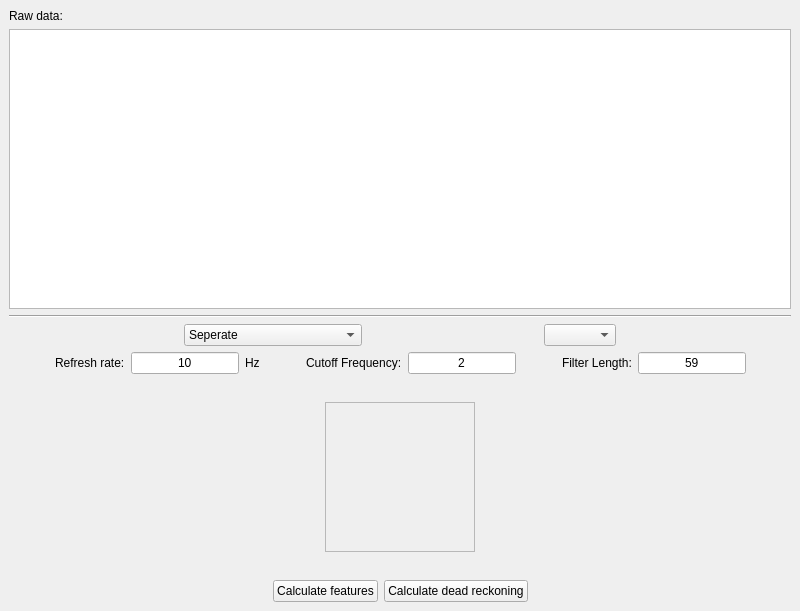
Before: the Qt Designer form src/pyAnimalTrack/ui/View/DataImportWindow.ui in davemccormick/pyAnimalTrack, drawn with Qt 5.
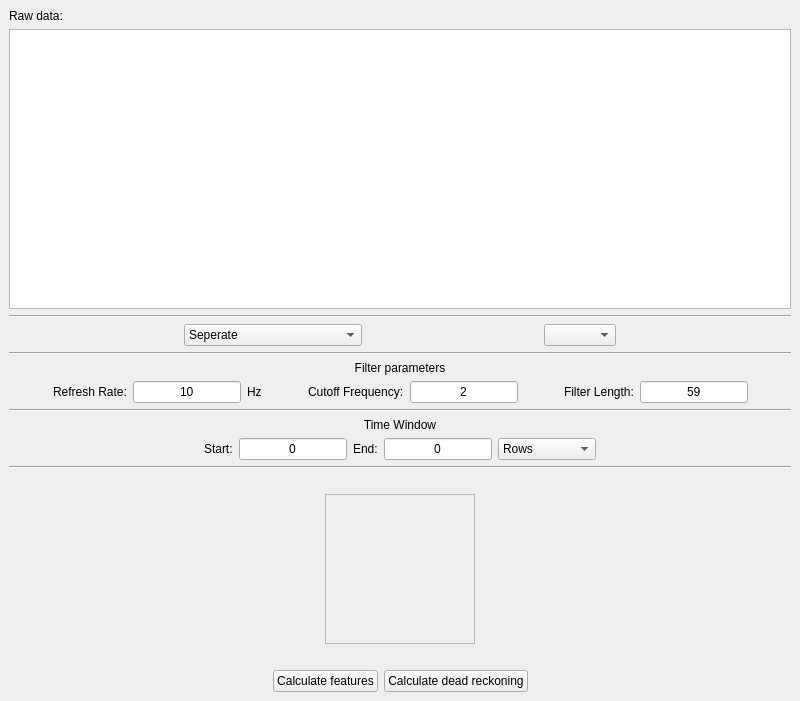
After: the same form once the commit is applied.

Commit message: Implemented time epochs. Redid it from the backend version, as it was easier to do on the frontend.

```diff
--- a/src/pyAnimalTrack/ui/View/DataImportWindow.ui
+++ b/src/pyAnimalTrack/ui/View/DataImportWindow.ui
@@ -7,7 +7,7 @@
     <x>0</x>
     <y>0</y>
     <width>800</width>
-    <height>611</height>
+    <height>701</height>
    </rect>
   </property>
   <property name="windowTitle">
@@ -151,6 +151,23 @@
         </item>
        </layout>
       </item>
+      <item>
+       <widget class="Line" name="line_3">
+        <property name="orientation">
+         <enum>Qt::Horizontal</enum>
+        </property>
+       </widget>
+      </item>
+      <item>
+       <widget class="QLabel" name="label_4">
+        <property name="text">
+         <string>Filter parameters</string>
+        </property>
+        <property name="alignment">
+         <set>Qt::AlignCenter</set>
+        </property>
+       </widget>
+      </item>
       <item>
        <layout class="QHBoxLayout" name="horizontalLayout">
         <item>
@@ -175,7 +192,7 @@
            </sizepolicy>
           </property>
           <property name="text">
-           <string>Refresh rate:</string>
+           <string>Refresh Rate:</string>
           </property>
           <property name="alignment">
            <set>Qt::AlignBottom|Qt::AlignLeading|Qt::AlignLeft</set>
@@ -313,6 +330,135 @@
         </item>
        </layout>
       </item>
+      <item>
+       <widget class="Line" name="line_4">
+        <property name="orientation">
+         <enum>Qt::Horizontal</enum>
+        </property>
+       </widget>
+      </item>
+      <item>
+       <widget class="QLabel" name="label_7">
+        <property name="text">
+         <string>Time Window</string>
+        </property>
+        <property name="alignment">
+         <set>Qt::AlignCenter</set>
+        </property>
+       </widget>
+      </item>
+      <item>
+       <layout class="QHBoxLayout" name="horizontalLayout_epoch">
+        <item>
+         <spacer name="horizontalSpacer">
+          <property name="orientation">
+           <enum>Qt::Horizontal</enum>
+          </property>
+          <property name="sizeType">
+           <enum>QSizePolicy::Expanding</enum>
+          </property>
+          <property name="sizeHint" stdset="0">
+           <size>
+            <width>40</width>
+            <height>20</height>
+           </size>
+          </property>
+         </spacer>
+        </item>
+        <item>
+         <widget class="QLabel" name="label_5">
+          <property name="sizePolicy">
+           <sizepolicy hsizetype="Fixed" vsizetype="Fixed">
+            <horstretch>0</horstretch>
+            <verstretch>0</verstretch>
+           </sizepolicy>
+          </property>
+          <property name="text">
+           <string>Start:</string>
+          </property>
+         </widget>
+        </item>
+        <item>
+         <widget class="QLineEdit" name="startRow">
+          <property name="sizePolicy">
+           <sizepolicy hsizetype="Fixed" vsizetype="Fixed">
+            <horstretch>0</horstretch>
+            <verstretch>0</verstretch>
+           </sizepolicy>
+          </property>
+          <property name="text">
+           <string>0</string>
+          </property>
+          <property name="alignment">
+           <set>Qt::AlignCenter</set>
+          </property>
+         </widget>
+        </item>
+        <item>
+         <widget class="QLabel" name="label_6">
+          <property name="text">
+           <string>End:</string>
+          </property>
+         </widget>
+        </item>
+        <item>
+         <widget class="QLineEdit" name="endRow">
+          <property name="sizePolicy">
+           <sizepolicy hsizetype="Fixed" vsizetype="Fixed">
+            <horstretch>0</horstretch>
+            <verstretch>0</verstretch>
+           </sizepolicy>
+          </property>
+          <property name="text">
+           <string>0</string>
+          </property>
+          <property name="alignment">
+           <set>Qt::AlignCenter</set>
+          </property>
+         </widget>
+        </item>
+        <item>
+         <widget class="QComboBox" name="epochComboBox">
+          <property name="currentIndex">
+           <number>0</number>
+          </property>
+          <property name="sizeAdjustPolicy">
+           <enum>QComboBox::AdjustToContents</enum>
+          </property>
+          <item>
+           <property name="text">
+            <string>Rows</string>
+           </property>
+          </item>
+          <item>
+           <property name="text">
+            <string>Milliseconds</string>
+           </property>
+          </item>
+         </widget>
+        </item>
+        <item>
+         <spacer name="horizontalSpacer_8">
+          <property name="orientation">
+           <enum>Qt::Horizontal</enum>
+          </property>
+          <property name="sizeHint" stdset="0">
+           <size>
+            <width>40</width>
+            <height>20</height>
+           </size>
+          </property>
+         </spacer>
+        </item>
+       </layout>
+      </item>
+      <item>
+       <widget class="Line" name="line_2">
+        <property name="orientation">
+         <enum>Qt::Horizontal</enum>
+        </property>
+       </widget>
+      </item>
       <item>
        <layout class="QHBoxLayout" name="horizontalLayout_4">
         <property name="spacing">
```
The commit also changes 3 other files.
